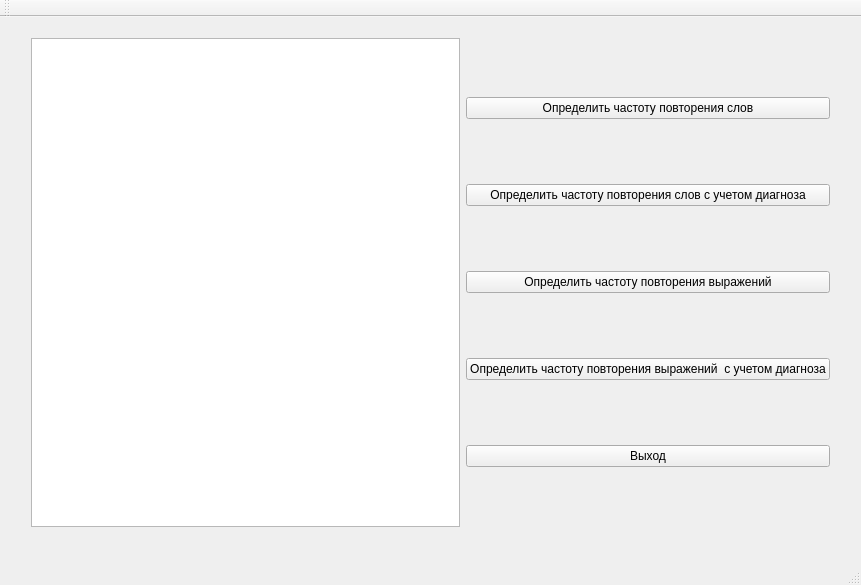
This is mainwindow.ui in Egor113/Kursach as Qt 5 draws it before an edit. The edited form follows.
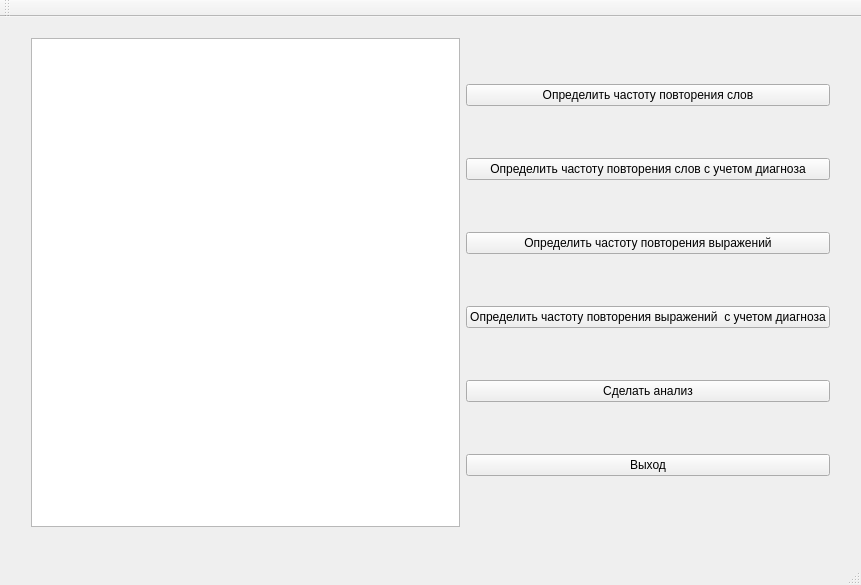
This is the edited form.

```diff
--- a/mainwindow.ui
+++ b/mainwindow.ui
@@ -57,6 +57,13 @@
          </property>
         </widget>
        </item>
+       <item>
+        <widget class="QPushButton" name="btnWidgetShow">
+         <property name="text">
+          <string>Сделать анализ</string>
+         </property>
+        </widget>
+       </item>
        <item>
         <widget class="QPushButton" name="btnExit">
          <property name="text">
```
